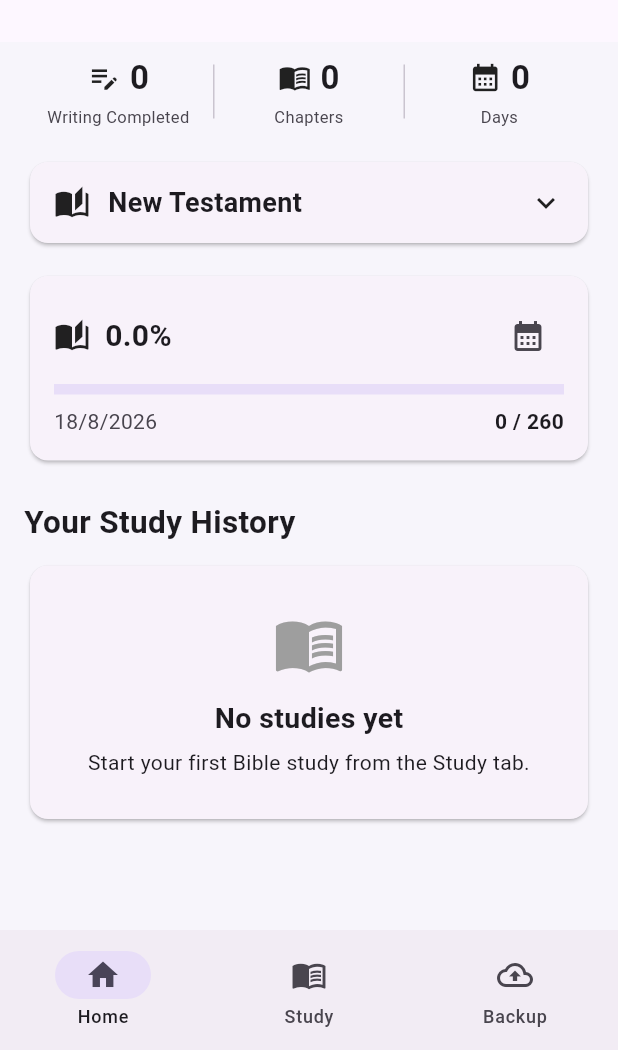
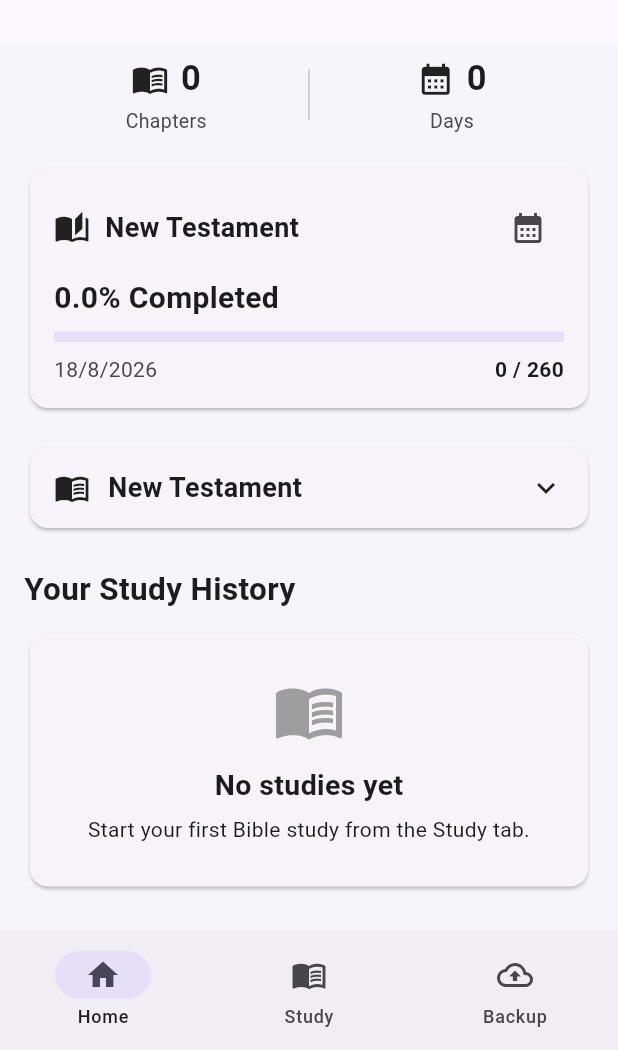
Before and after one commit to bitaniya1267/everyday-bible-study, a Flutter app: the screen it shows after launch, on a phone screen of 412 x 824 dp, the part 186-1236 px from its top. Run offline on Flutter 3.47's test engine with Material 3 defaults, Android fonts, the phone set to English and light mode, and no system bars; our stand-ins replace shared_preferences.

Commit message:
Refactor UI components and improve layout

```diff
--- a/lib/main.dart
+++ b/lib/main.dart
@@ -324,8 +324,7 @@ class StudyStorage {
       'bitaniya_bible_studies';
 
   static Future<List<StudyDay>> loadDays() async {
-    final prefs =
-        await SharedPreferences.getInstance();
+    final prefs = await SharedPreferences.getInstance();
 
     final raw = prefs.getString(storageKey);
 
@@ -356,8 +355,7 @@ class StudyStorage {
   static Future<void> saveDays(
     List<StudyDay> days,
   ) async {
-    final prefs =
-        await SharedPreferences.getInstance();
+    final prefs = await SharedPreferences.getInstance();
 
     final data =
         days.map((day) => day.toJson()).toList();
@@ -884,16 +882,15 @@ class _HomeScreenState extends State<HomeScreen> {
                   children: [
                     Expanded(
                       child: _TopProgressItem(
-                        icon: Icons.edit_note,
+                        icon: Icons.menu_book,
                         value:
                             '$studyChapterCount',
-                        label:
-                            'Writing Completed',
+                        label: 'Chapters',
                       ),
                     ),
 
                     Container(
-                      height: 36,
+                      height: 34,
                       width: 1,
                       color: Theme.of(
                         context,
@@ -904,32 +901,11 @@ class _HomeScreenState extends State<HomeScreen> {
 
                     Expanded(
                       child: _TopProgressItem(
-                        icon: Icons.menu_book,
-                        value:
-                            '$totalReadToday',
-                        label:
-                            'Chapters',
-                      ),
-                    ),
-
-                    Container(
-                      height: 36,
-                      width: 1,
-                      color: Theme.of(
-                        context,
-                      )
-                          .colorScheme
-                          .outlineVariant,
-                    ),
-
-                    Expanded(
-                      child: _TopProgressItem(
                         icon:
                             Icons.calendar_month,
                         value:
                             '$studyDays',
-                        label:
-                            'Days',
+                        label: 'Days',
                       ),
                     ),
                   ],
@@ -940,73 +916,7 @@ class _HomeScreenState extends State<HomeScreen> {
                 ),
 
                 // ==================================================
-                // NEW TESTAMENT ABOVE PROGRESS
-                // ==================================================
-
-                Card(
-                  clipBehavior:
-                      Clip.antiAlias,
-                  child: InkWell(
-                    onTap: () {
-                      setState(() {
-                        booksExpanded =
-                            !booksExpanded;
-                      });
-                    },
-                    child: Padding(
-                      padding:
-                          const EdgeInsets.symmetric(
-                        horizontal: 16,
-                        vertical: 14,
-                      ),
-                      child: Row(
-                        children: [
-                          const Icon(
-                            Icons.auto_stories,
-                          ),
-                          const SizedBox(
-                            width: 12,
-                          ),
-                          const Expanded(
-                            child: Text(
-                              'New Testament',
-                              style:
-                                  TextStyle(
-                                fontSize: 18,
-                                fontWeight:
-                                    FontWeight.bold,
-                              ),
-                            ),
-                          ),
-                          Icon(
-                            booksExpanded
-                                ? Icons
-                                    .keyboard_arrow_up
-                                : Icons
-                                    .keyboard_arrow_down,
-                          ),
-                        ],
-                      ),
-                    ),
-                  ),
-                ),
-
-                if (booksExpanded) ...[
-                  const SizedBox(
-                    height: 8,
-                  ),
-
-                  ...newTestamentBooks.map(
-                    _buildBookCard,
-                  ),
-                ],
-
-                const SizedBox(
-                  height: 14,
-                ),
-
-                // ==================================================
-                // READING PROGRESS
+                // NEW TESTAMENT READING PROGRESS
                 // ==================================================
 
                 Card(
@@ -1016,6 +926,9 @@ class _HomeScreenState extends State<HomeScreen> {
                       16,
                     ),
                     child: Column(
+                      crossAxisAlignment:
+                          CrossAxisAlignment
+                              .start,
                       children: [
                         Row(
                           children: [
@@ -1025,12 +938,12 @@ class _HomeScreenState extends State<HomeScreen> {
                             const SizedBox(
                               width: 10,
                             ),
-                            Expanded(
+                            const Expanded(
                               child: Text(
-                                '${(todayPercentage * 100).toStringAsFixed(1)}%',
+                                'New Testament',
                                 style:
-                                    const TextStyle(
-                                  fontSize: 20,
+                                    TextStyle(
+                                  fontSize: 18,
                                   fontWeight:
                                       FontWeight.bold,
                                 ),
@@ -1054,6 +967,22 @@ class _HomeScreenState extends State<HomeScreen> {
                           height: 8,
                         ),
 
+                        // ONLY "Completed" NEXT
+                        // TO THE PERCENTAGE.
+                        Text(
+                          '${(todayPercentage * 100).toStringAsFixed(1)}% Completed',
+                          style:
+                              const TextStyle(
+                            fontSize: 20,
+                            fontWeight:
+                                FontWeight.bold,
+                          ),
+                        ),
+
+                        const SizedBox(
+                          height: 8,
+                        ),
+
                         LinearProgressIndicator(
                           value:
                               todayPercentage,
@@ -1064,6 +993,7 @@ class _HomeScreenState extends State<HomeScreen> {
                           height: 8,
                         ),
 
+                        // EXISTING DATE + COUNT.
                         Row(
                           children: [
                             Expanded(
@@ -1098,6 +1028,73 @@ class _HomeScreenState extends State<HomeScreen> {
                 ),
 
                 const SizedBox(
+                  height: 18,
+                ),
+
+                // ==================================================
+                // COLLAPSIBLE NEW TESTAMENT BOOKS
+                // ==================================================
+
+                Card(
+                  clipBehavior:
+                      Clip.antiAlias,
+                  child: Column(
+                    children: [
+                      InkWell(
+                        onTap: () {
+                          setState(() {
+                            booksExpanded =
+                                !booksExpanded;
+                          });
+                        },
+                        child: Padding(
+                          padding:
+                              const EdgeInsets
+                                  .symmetric(
+                            horizontal: 16,
+                            vertical: 14,
+                          ),
+                          child: Row(
+                            children: [
+                              const Icon(
+                                Icons.menu_book,
+                              ),
+                              const SizedBox(
+                                width: 12,
+                              ),
+                              const Expanded(
+                                child: Text(
+                                  'New Testament',
+                                  style:
+                                      TextStyle(
+                                    fontSize: 18,
+                                    fontWeight:
+                                        FontWeight
+                                            .bold,
+                                  ),
+                                ),
+                              ),
+                              Icon(
+                                booksExpanded
+                                    ? Icons
+                                        .keyboard_arrow_up
+                                    : Icons
+                                        .keyboard_arrow_down,
+                              ),
+                            ],
+                          ),
+                        ),
+                      ),
+
+                      if (booksExpanded)
+                        ...newTestamentBooks.map(
+                          _buildBookCard,
+                        ),
+                    ],
+                  ),
+                ),
+
+                const SizedBox(
                   height: 22,
                 ),
 
@@ -1120,8 +1117,8 @@ class _HomeScreenState extends State<HomeScreen> {
 
                 if (sorted.isEmpty)
                   const _EmptyCard(
-                    icon: Icons
-                        .menu_book_outlined,
+                    icon:
+                        Icons.menu_book_outlined,
                     title:
                         'No studies yet',
                     message:
@@ -1242,16 +1239,13 @@ class _HomeScreenState extends State<HomeScreen> {
     return Padding(
       padding:
           const EdgeInsets.fromLTRB(
+        10,
         0,
-        0,
-        0,
+        10,
         8,
       ),
       child: Card(
-        clipBehavior:
-            Clip.antiAlias,
         child: ExpansionTile(
-          // ALWAYS CLOSED WHEN FIRST SHOWN.
           initiallyExpanded: false,
 
           leading: CircleAvatar(
@@ -1278,9 +1272,6 @@ class _HomeScreenState extends State<HomeScreen> {
           subtitle: Text(
             '$read / ${book.chapters}',
           ),
-
-          // Flutter 3.47 compatible.
-          // Do not use contentPadding here.
 
           childrenPadding:
               const EdgeInsets.fromLTRB(
@@ -1482,7 +1473,7 @@ class _HomeScreenState extends State<HomeScreen> {
 }
 
 // ============================================================
-// HOME TOP PROGRESS ITEM
+// TOP PROGRESS ITEM
 // ============================================================
 
 class _TopProgressItem
@@ -1500,8 +1491,8 @@ class _TopProgressItem
   @override
   Widget build(BuildContext context) {
     return Column(
-      mainAxisSize:
-          MainAxisSize.min,
+      mainAxisAlignment:
+          MainAxisAlignment.center,
       children: [
         Row(
           mainAxisAlignment:
@@ -1509,16 +1500,16 @@ class _TopProgressItem
           children: [
             Icon(
               icon,
-              size: 22,
+              size: 25,
             ),
             const SizedBox(
-              width: 6,
+              width: 8,
             ),
             Text(
               value,
               style:
                   const TextStyle(
-                fontSize: 22,
+                fontSize: 23,
                 fontWeight:
                     FontWeight.bold,
               ),
@@ -1526,21 +1517,14 @@ class _TopProgressItem
           ],
         ),
         const SizedBox(
-          height: 3,
+          height: 2,
         ),
         Text(
           label,
-          textAlign:
-              TextAlign.center,
-          maxLines: 1,
-          overflow:
-              TextOverflow.ellipsis,
           style:
               TextStyle(
-            fontSize: 11,
-            color: Theme.of(
-              context,
-            )
+            fontSize: 13,
+            color: Theme.of(context)
                 .colorScheme
                 .onSurfaceVariant,
           ),
@@ -1674,6 +1658,7 @@ class SettingsScreen
 class DailyStudyScreen
     extends StatefulWidget {
   final List<StudyDay> days;
+
   final void Function(
     StudyDay day,
   ) onSaveDay;
@@ -2057,11 +2042,9 @@ class _DailyStudyScreenState
                   Icons.calendar_today,
                 ),
               ),
-
               const SizedBox(
                 width: 14,
               ),
-
               Expanded(
                 child: Text(
                   '${selectedDate.day}/'
@@ -2075,7 +2058,6 @@ class _DailyStudyScreenState
                   ),
                 ),
               ),
-
               const Icon(
                 Icons.chevron_right,
               ),
@@ -2309,43 +2291,30 @@ class _ChapterCardState
     extends State<ChapterCard> {
   late final TextEditingController
       referenceController;
-
   late final TextEditingController
       keyVerseController;
-
   late final TextEditingController
       summaryController;
-
   late final TextEditingController
       observationsController;
-
   late final TextEditingController
       meaningController;
-
   late final TextEditingController
       lessonsController;
-
   late final TextEditingController
       applicationController;
-
   late final TextEditingController
       questionsController;
-
   late final TextEditingController
       prayerController;
-
   late final TextEditingController
       characterNameController;
-
   late final TextEditingController
       characterWhoController;
-
   late final TextEditingController
       characterTraitsController;
-
   late final TextEditingController
       characterActionsController;
-
   late final TextEditingController
       characterLessonsController;
 
@@ -2435,7 +2404,6 @@ class _ChapterCardState
     applicationController.dispose();
     questionsController.dispose();
     prayerController.dispose();
-
     characterNameController.dispose();
     characterWhoController.dispose();
     characterTraitsController.dispose();
@@ -2448,43 +2416,30 @@ class _ChapterCardState
   void sync() {
     widget.chapter.reference =
         referenceController.text;
-
     widget.chapter.keyVerse =
         keyVerseController.text;
-
     widget.chapter.summary =
         summaryController.text;
-
     widget.chapter.observations =
         observationsController.text;
-
     widget.chapter.meaning =
         meaningController.text;
-
     widget.chapter.lessons =
         lessonsController.text;
-
     widget.chapter.application =
         applicationController.text;
-
     widget.chapter.questions =
         questionsController.text;
-
     widget.chapter.prayer =
         prayerController.text;
-
     widget.chapter.characterName =
         characterNameController.text;
-
     widget.chapter.characterWho =
         characterWhoController.text;
-
     widget.chapter.characterTraits =
         characterTraitsController.text;
-
     widget.chapter.characterActions =
         characterActionsController.text;
-
     widget.chapter.characterLessons =
         characterLessonsController.text;
 
@@ -2537,7 +2492,6 @@ class _ChapterCardState
           Clip.antiAlias,
       child:
           ExpansionTile(
-        // CLOSED BY DEFAULT.
         initiallyExpanded:
             false,
 
```
